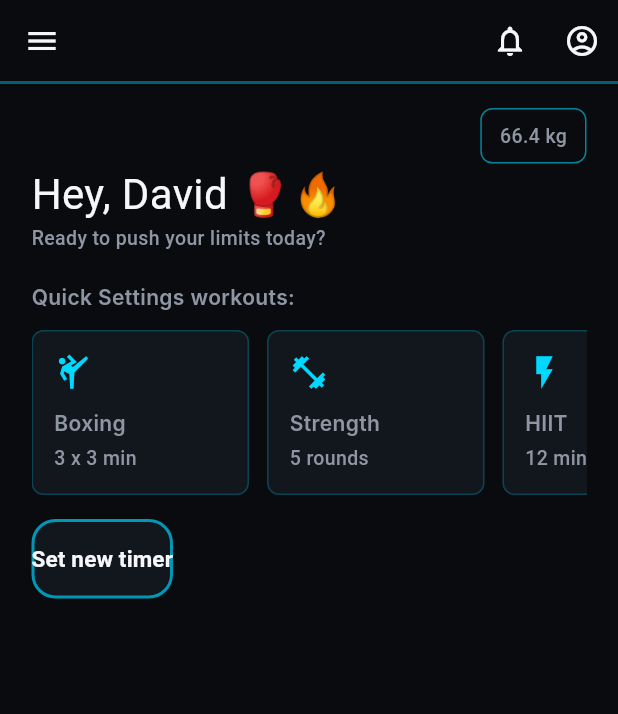
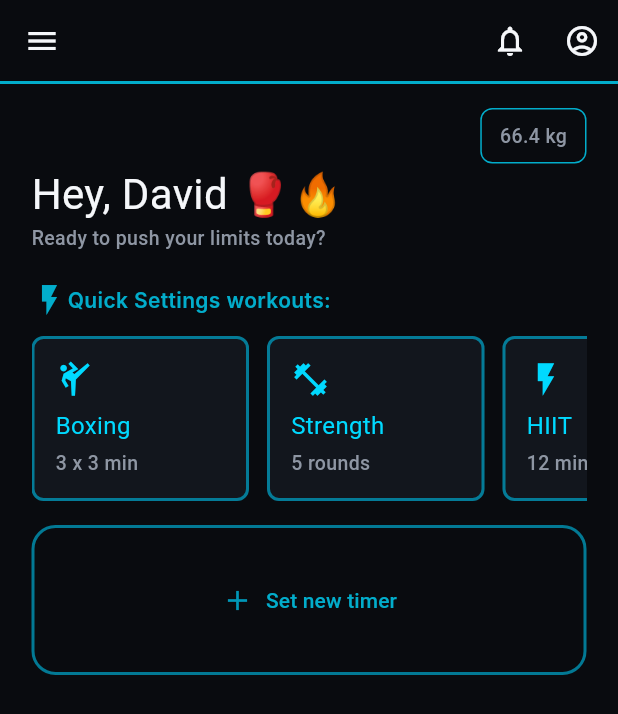
Before and after one commit to daodibnali-sudo/test_app, a Flutter app: the screen it shows after launch, on a phone screen of 412 x 824 dp. Shown: the top 714 px of the screen. Run offline on Flutter 3.47's test engine with Material 3 defaults, Android fonts, the phone set to English and light mode, and no system bars; our stand-ins replace flutter_riverpod; Roboto replaces fonts that are missing (Alata, Inter, alata); project files that could hold a hidden picture were left out.

Commit message:
Refactor HomePage and TimerSetPage UI: enhance layout with new WorkoutCard component, update AppButton styles, and improve overall aesthetics

```diff
--- a/lib/features/timer/pages/home_page.dart
+++ b/lib/features/timer/pages/home_page.dart
@@ -3,9 +3,11 @@ import 'package:test_app/widgets/button.dart';
 import 'package:test_app/shared/theme/app_colors.dart';
 import 'package:test_app/shared/theme/app_fonts.dart';
 import 'package:test_app/widgets/app_bar.dart';
+import 'package:test_app/widgets/home_scroll_cards.dart';
 import 'package:test_app/widgets/weight_badge.dart';
 import 'timer_set_page.dart';
-import 'package:test_app/widgets/scroll_cards.dart';
+
+
 
 final double userWeight = 66.4;
 final String userName = 'David';
@@ -42,24 +44,33 @@ class HomePage extends StatelessWidget {
                 style: AppTextStyles.label,
               ),
               const SizedBox(height: 20),
-              Text('Quick Settings workouts:', style: AppTextStyles.title),
+              Row(
+                children: [
+                  Icon(Icons.flash_on, color: AppColors.cyanLight.withAlpha(200),),
+                  Text('Quick Settings workouts:', style: AppTextStyles.title.copyWith(color: AppColors.cyanLight.withAlpha(200))),
+                ],
+              ),
               const SizedBox(height: 12),
               SizedBox(
                 height: 110,
                 child: ListView(
                   scrollDirection: Axis.horizontal,
                   children: [
-                    scrollCard(
+                    WorkoutCard(
+                      backgroundColor: AppColors.blackSurface,
                       icon: Icons.sports_martial_arts_outlined,
                       title: 'Boxing',
                       subtitle: '3 x 3 min',
                     ),
-                    scrollCard(
+                    WorkoutCard(
+                      backgroundColor: AppColors.blackSurface,
                       icon: Icons.fitness_center,
+                      titleStyle: TextStyle(color: AppColors.cyanLight),
                       title: 'Strength',
                       subtitle: '5 rounds',
                     ),
-                    scrollCard(
+                    WorkoutCard(
+                      backgroundColor: AppColors.blackSurface,
                       icon: Icons.flash_on,
                       title: 'HIIT',
                       subtitle: '12 min',
@@ -68,7 +79,22 @@ class HomePage extends StatelessWidget {
                 ),
               ),
               const SizedBox(height: 16),
-              AppButton(text: ('Set new timer'), onPressed: openTimerSetPage, filled: false,)
+              AppButton(
+                iconColor: AppColors.cyanDeep,
+                height: 100,
+                radius: 16,
+                borderWidth: 2,
+                backgroundColor: AppColors.blackSurface,
+                borderColor: AppColors.cyanDeep.withAlpha(200),
+                filled: false,
+                text: 'Set new timer',
+
+                textColor: AppColors.cyanLight.withAlpha(200),
+                leading: Icon(Icons.add),
+                onPressed: () {openTimerSetPage();},
+
+              )
+
             ], //children
           ),
         ),
--- a/lib/features/timer/pages/timer_set_page.dart
+++ b/lib/features/timer/pages/timer_set_page.dart
@@ -34,15 +34,7 @@ class TimerSetPage extends ConsumerWidget {
           padding: const EdgeInsets.fromLTRB(15, 0, 15, 20),
           child: Column(
             children: [
-              const SizedBox(height: 16),
 
-              Text(
-                'Total Workout Time: ${formatTime(timer.totalSeconds)}',
-                style: AppTextStyles.heading.copyWith(
-                  fontSize: 25,
-                  color: AppColors.textSecondary,
-                ),
-              ),
 
               const SizedBox(height: 15),
 
@@ -67,11 +59,22 @@ class TimerSetPage extends ConsumerWidget {
                       onMinus: timerNotifier.subtractRound,
                       onPlus: timerNotifier.addRound,
                     ),
+                    Text(
+                'Total Workout Time: ${formatTime(timer.totalSeconds)}',
+                style: AppTextStyles.heading.copyWith(
+                  fontSize: 24,
+                  color: AppColors.textDisabled,
+                ),
+              ),
+
                   ],
                 ),
               ),
 
-              const SizedBox(height: 14),
+              //const SizedBox(height: 10),
+
+
+              //const SizedBox(height: 10),
 
               OutlinedSection(
                 child: Column(
@@ -109,7 +112,10 @@ class TimerSetPage extends ConsumerWidget {
   children: [
     Expanded(
       child: AppButton(
+        backgroundColor: AppColors.cyanLight,
         text: 'START',
+        leading: Icon(Icons.play_circle_fill),
+        textColor: AppColors.blackSurface,
         onPressed: openTimerRunPage,
       ),
     ),
@@ -118,7 +124,11 @@ class TimerSetPage extends ConsumerWidget {
 
     Expanded(
       child: AppButton(
+        borderColor: AppColors.cyanLight,
         text: 'SAVE',
+        textColor: AppColors.cyanLight,
+        leading: Icon(Icons.save),
+        iconColor: AppColors.cyanLight,
         filled: false,
         onPressed: () {},
       ),
--- a/lib/features/timer/widgets/app_bar_timer.dart
+++ b/lib/features/timer/widgets/app_bar_timer.dart
@@ -34,7 +34,7 @@ class TimerAppBar extends StatelessWidget implements PreferredSizeWidget {
         child: Divider(
           height: 1,
           thickness: 1,
-          color: AppColors.cyanDeep.withValues(alpha: 0.45),
+          color: AppColors.cyanLight.withAlpha(200),
         ),
       ),
     );
--- a/lib/main.dart
+++ b/lib/main.dart
@@ -7,11 +7,11 @@ import 'package:test_app/shared/theme/app_colors.dart';
 void main() {
   WidgetsFlutterBinding.ensureInitialized();
   SystemChrome.setSystemUIOverlayStyle(
-    const SystemUiOverlayStyle(
+     SystemUiOverlayStyle(
       statusBarColor: AppColors.blackBg,
       statusBarIconBrightness: Brightness.light,
       systemNavigationBarColor: AppColors.blackBg,
-      systemNavigationBarDividerColor: AppColors.blackBg,
+      systemNavigationBarDividerColor: AppColors.textPrimary,
       systemNavigationBarIconBrightness: Brightness.light,
       systemNavigationBarContrastEnforced: false,
     ),
--- a/lib/todo.txt
+++ b/lib/todo.txt
@@ -59,3 +59,5 @@ Priority:
 6. Very very Later:
    -Weight cut programs
    -
+
+Global
--- a/lib/widgets/app_bar.dart
+++ b/lib/widgets/app_bar.dart
@@ -36,7 +36,7 @@ class MyAppBar extends StatelessWidget implements PreferredSizeWidget {
         child: Divider(
           height: 2,
           thickness: 2,
-          color: AppColors.cyanDeep.withAlpha(150),
+          color: AppColors.cyanLight.withAlpha(200),
         ),
       ),
     );
--- a/lib/widgets/app_button.dart
+++ /dev/null
@@ -1,29 +0,0 @@
-import 'package:flutter/material.dart';
-
-class AppButton extends StatelessWidget {
-  const AppButton({
-    super.key,
-    required this.text,
-    required this.onPressed,
-    this.filled = true,
-  });
-
-  final String text;
-  final VoidCallback onPressed;
-  final bool filled;
-
-  @override
-  Widget build(BuildContext context) {
-    if (filled) {
-      return FilledButton(
-        onPressed: onPressed,
-        child: Text(text),
-      );
-    }
-
-    return OutlinedButton(
-      onPressed: onPressed,
-      child: Text(text),
-    );
-  }
-}
--- a/lib/widgets/button.dart
+++ b/lib/widgets/button.dart
@@ -1,56 +1,147 @@
 import 'package:flutter/material.dart';
-import 'package:test_app/shared/theme/app_colors.dart';
 
 class AppButton extends StatelessWidget {
   const AppButton({
     super.key,
     required this.text,
     required this.onPressed,
+
     this.filled = true,
+
+    this.leading,
+    this.trailing,
+
+    this.height = 56,
+    this.width = double.infinity,
+    this.radius = 16,
+
+    this.backgroundColor,
+    this.borderColor,
+    this.borderWidth = 1,
+
+    this.textColor,
+    this.iconColor,
+
+    this.textStyle,
+    this.textSize,
+    this.fontWeight,
+
+    this.iconSize = 22,
+    this.gap = 8,
+
+    this.padding = const EdgeInsets.symmetric(horizontal: 16),
+
+    this.enabled = true,
   });
 
   final String text;
-  final VoidCallback onPressed;
+  final VoidCallback? onPressed;
+
   final bool filled;
 
-  static const _textStyle = TextStyle(
-    fontFamily: 'alata',
-    fontWeight: FontWeight.bold,
-    fontSize: 15,
-  );
+  final Widget? leading;
+  final Widget? trailing;
+
+  final double height;
+  final double width;
+  final double radius;
+
+  final Color? backgroundColor;
+  final Color? borderColor;
+  final double borderWidth;
+
+  final Color? textColor;
+  final Color? iconColor;
+
+  final TextStyle? textStyle;
+  final double? textSize;
+  final FontWeight? fontWeight;
+
+  final double iconSize;
+  final double gap;
+
+  final EdgeInsetsGeometry padding;
+
+  final bool enabled;
 
   @override
   Widget build(BuildContext context) {
-    if (filled) {
-      return FilledButton(
-        style: FilledButton.styleFrom(
-          backgroundColor: AppColors.cyanLight,
-          foregroundColor: AppColors.blackShadow,
-          shape: RoundedRectangleBorder(
-            borderRadius: BorderRadius.circular(16),
+    final child = Row(
+      mainAxisAlignment: MainAxisAlignment.center,
+      mainAxisSize: MainAxisSize.min,
+      children: [
+        if (leading != null) ...[
+          IconTheme(
+            data: IconThemeData(
+              color: iconColor,
+              size: iconSize,
+            ),
+            child: leading!,
           ),
-          padding: const EdgeInsets.symmetric(vertical: 16),
+          SizedBox(width: gap),
+        ],
+
+        Text(
+          text,
+          style: textStyle ??
+              TextStyle(
+                color: textColor,
+                fontSize: textSize,
+                fontWeight: fontWeight,
+              ),
         ),
-        onPressed: onPressed,
-        child: Text(text, style: _textStyle),
-      );
-    }
 
-    return OutlinedButton(
-      style: OutlinedButton.styleFrom(
-        backgroundColor: AppColors.blackSurface,
-        foregroundColor: AppColors.textPrimary,
-        side: const BorderSide(
-          color: AppColors.cyanDeep,
-          width: 2,
+        if (trailing != null) ...[
+          SizedBox(width: gap),
+          IconTheme(
+            data: IconThemeData(
+              color: iconColor,
+              size: iconSize,
+            ),
+            child: trailing!,
+          ),
+        ],
+      ],
+    );
+
+    final style = ButtonStyle(
+      backgroundColor: WidgetStatePropertyAll(
+        filled ? backgroundColor : Colors.transparent,
+      ),
+      side: WidgetStatePropertyAll(
+        BorderSide(
+          color: borderColor ?? Colors.transparent,
+          width: borderWidth,
         ),
-        shape: RoundedRectangleBorder(
-          borderRadius: BorderRadius.circular(16),
+      ),
+      minimumSize: WidgetStatePropertyAll(
+        Size(width, height),
+      ),
+      fixedSize: WidgetStatePropertyAll(
+        Size(width, height),
+      ),
+      shape: WidgetStatePropertyAll(
+        RoundedRectangleBorder(
+          borderRadius: BorderRadius.circular(radius),
         ),
-        padding: const EdgeInsets.symmetric(vertical: 16),
       ),
-      onPressed: onPressed,
-      child: Text(text, style: _textStyle),
+      padding: WidgetStatePropertyAll(padding),
+    );
+
+    return SizedBox(
+      width: width,
+      height: height,
+      child: filled
+          ? FilledButton(
+              style: style,
+              onPressed: enabled ? onPressed : null,
+              child: child,
+            )
+          : OutlinedButton(
+              style: style,
+              onPressed: enabled ? onPressed : null,
+              child: child,
+            ),
     );
   }
 }
--- /dev/null
+++ b/lib/widgets/home_scroll_cards.dart
@@ -0,0 +1,39 @@
+import 'package:flutter/material.dart';
+import 'package:test_app/shared/theme/app_colors.dart';
+import 'package:test_app/shared/theme/app_fonts.dart';
+import 'package:test_app/widgets/scroll_cards.dart';
+
+class WorkoutCard extends StatelessWidget {
+  const WorkoutCard({
+    super.key,
+    required this.backgroundColor,
+    required this.icon,
+    required this.title,
+    required this.subtitle,
+    this.titleStyle,
+    this.subtitleStyle,
+  });
+
+  final IconData icon;
+  final String title;
+  final String subtitle;
+
+  final Color? backgroundColor;
+  final TextStyle? titleStyle;
+  final TextStyle? subtitleStyle;
+
+  @override
+  Widget build(BuildContext context) {
+    return ScrollCard(
+      icon: icon,
+      title: title,
+      subtitle: subtitle,
+      titleStyle: AppTextStyles.body.copyWith(color: AppColors.cyanLight, fontFamily: 'Alata'),
+      subtitleStyle: AppTextStyles.label,
+      backgroundColor: backgroundColor,
+      borderColor: AppColors.cyanDeep.withAlpha(200),
+      iconColor: AppColors.cyanLight,
+      radius: 8,
+    );
+  }
+}
--- a/lib/widgets/outlined_section.dart
+++ b/lib/widgets/outlined_section.dart
@@ -16,7 +16,7 @@ class OutlinedSection extends StatelessWidget {
       padding: const EdgeInsets.all(14),
       decoration: BoxDecoration(
         color: AppColors.blackSurface,
-        border: Border.all(color: AppColors.cyanDeep.withAlpha(150), width: 2),
+        border: Border.all(color: AppColors.cyanLight.withAlpha(150), width: 2),
         borderRadius: BorderRadius.circular(16),
       ),
       child: child,
--- a/lib/widgets/scroll_cards.dart
+++ b/lib/widgets/scroll_cards.dart
@@ -1,35 +1,99 @@
-import 'package:flutter/material.dart';
-import 'package:test_app/shared/theme/app_colors.dart';
-import 'package:test_app/shared/theme/app_fonts.dart';
+class ScrollCard extends StatelessWidget {
+  const ScrollCard({
+    super.key,
+    required this.title,
+    required this.subtitle,
 
-Widget scrollCard({
-  required IconData icon,
-  required String title,
-  required String subtitle,
-}) {
+    this.icon,
+    this.leading,
+
+    this.width = 145,
+    this.radius = 8,
+    this.iconSize = 26,
+    this.imageSize = 26,
+    this.padding = const EdgeInsets.all(14),
+
+    this.backgroundColor,
+    this.borderColor,
+    this.borderWidth = 2,
+
+    this.iconColor,
+
+    this.titleStyle,
+    this.subtitleStyle,
+
+    this.margin = const EdgeInsets.only(right: 12),
+  });
+
+  final IconData? icon;
+  final Widget? leading;
+
+  final String title;
+  final String subtitle;
+
+  final double width;
+  final double radius;
+  final double iconSize;
+  final double imageSize;
+  final double borderWidth;
+
+  final EdgeInsets padding;
+  final EdgeInsetsGeometry margin;
+
+  final Color? backgroundColor;
+  final Color? borderColor;
+  final Color? iconColor;
+
+  final TextStyle? titleStyle;
+  final TextStyle? subtitleStyle;
+
+  @override
+  Widget build(BuildContext context) {
     return Container(
-    width: 145,
-    margin: const EdgeInsets.only(right: 12),
-    padding: const EdgeInsets.all(14),
+      width: width,
+      margin: margin,
+      padding: padding,
       decoration: BoxDecoration(
-      color: AppColors.blackSurface,
-      borderRadius: BorderRadius.circular(8),
-      border: Border.all(color: AppColors.cyanDeep.withValues(alpha: 0.35)),
+        color: backgroundColor,
+        borderRadius: BorderRadius.circular(radius),
+        border: Border.all(
+          color: borderColor ?? Colors.transparent,
+          width: borderWidth,
+        ),
       ),
       child: Column(
         crossAxisAlignment: CrossAxisAlignment.start,
         mainAxisAlignment: MainAxisAlignment.spaceBetween,
         children: [
-        Icon(icon, color: AppColors.cyanLight, size: 26),
+          if (leading != null)
+            SizedBox(
+              width: imageSize,
+              height: imageSize,
+              child: leading,
+            )
+          else if (icon != null)
+            Icon(
+              icon,
+              color: iconColor,
+              size: iconSize,
+            ),
+
           Column(
             crossAxisAlignment: CrossAxisAlignment.start,
             children: [
-            Text(title, style: AppTextStyles.title),
+              Text(
+                title,
+                style: titleStyle,
+              ),
               const SizedBox(height: 4),
-            Text(subtitle, style: AppTextStyles.label),
+              Text(
+                subtitle,
+                style: subtitleStyle,
+              ),
             ],
           ),
         ],
       ),
     );
   }
+}
--- a/lib/widgets/weight_badge.dart
+++ b/lib/widgets/weight_badge.dart
@@ -6,10 +6,12 @@ import 'package:test_app/shared/theme/app_fonts.dart';
 
 Widget weightBadge() {
   return Container(
+
     padding: const EdgeInsets.symmetric(horizontal: 12, vertical: 8),
     decoration: BoxDecoration(
       borderRadius: BorderRadius.circular(8),
-      border: Border.all(color: AppColors.cyanLight.withAlpha(150)),
+      border: Border.all(color: AppColors.cyanLight.withAlpha(200)),
+
     ),
     child: Text('$userWeight kg', style: AppTextStyles.label),
   );
```
Lines whose indentation alone changed are shown as unchanged.
